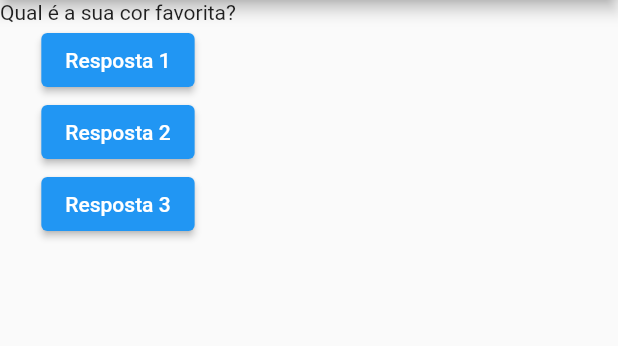
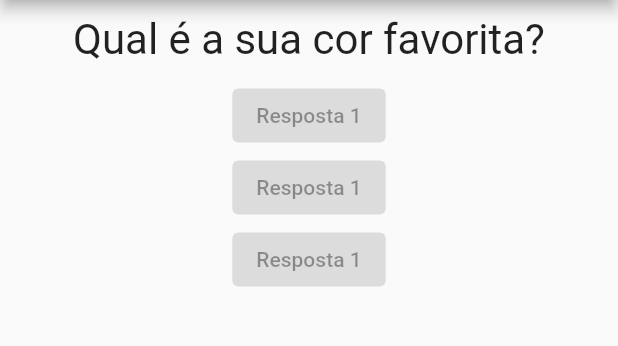
Before and after one commit to GuilhermeDGDEV/projeto_perguntas, a Flutter app: the screen it shows after launch, on a phone screen of 412 x 824 dp, the part 84-430 px from its top. Run offline on Flutter 3.47's test engine with Material 2 defaults, Android fonts, the phone set to English and light mode, and no system bars.

Commit message:
Widget Resposta

```diff
--- a/lib/main.dart
+++ b/lib/main.dart
@@ -1,5 +1,6 @@
 import 'package:flutter/material.dart';
 import './questao.dart';
+import './resposta.dart';
 
 main() => runApp(const PerguntaApp());
 
@@ -27,18 +28,9 @@ class _PerguntaAppState extends State<PerguntaApp> {
       body: Column(
         children: [
           Questao(perguntas[_perguntaSelecionada]),
-          ElevatedButton(
-            child: const Text('Resposta 1'),
-            onPressed: _responder,
-          ),
-          ElevatedButton(
-            child: const Text('Resposta 2'),
-            onPressed: _responder,
-          ),
-          ElevatedButton(
-            child: const Text('Resposta 3'),
-            onPressed: _responder,
-          )
+          const Resposta('Resposta 1'),
+          const Resposta('Resposta 2'),
+          const Resposta('Resposta 3')
         ],
       ),
     ));
--- a/lib/questao.dart
+++ b/lib/questao.dart
@@ -7,6 +7,14 @@ class Questao extends StatelessWidget {
 
   @override
   Widget build(BuildContext context) {
-    return Text(texto);
+    return Container(
+      width: double.infinity,
+      margin: const EdgeInsets.all(10),
+      child: Text(
+        texto,
+        style: const TextStyle(fontSize: 28),
+        textAlign: TextAlign.center,
+      ),
+    );
   }
 }
--- /dev/null
+++ b/lib/resposta.dart
@@ -0,0 +1,15 @@
+import 'package:flutter/material.dart';
+
+class Resposta extends StatelessWidget {
+  final String texto;
+
+  const Resposta(this.texto, {Key? key}) : super(key: key);
+
+  @override
+  Widget build(BuildContext context) {
+    return const ElevatedButton(
+      child: Text('Resposta 1'),
+      onPressed: null,
+    );
+  }
+}
```
Also changed, not shown: 1 other file.
